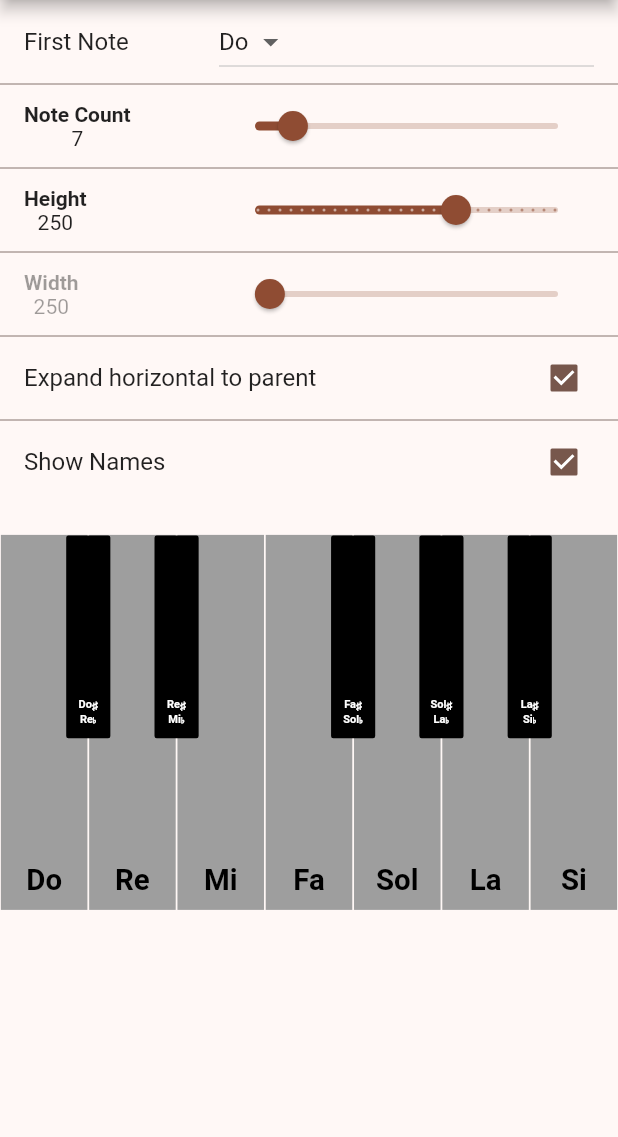
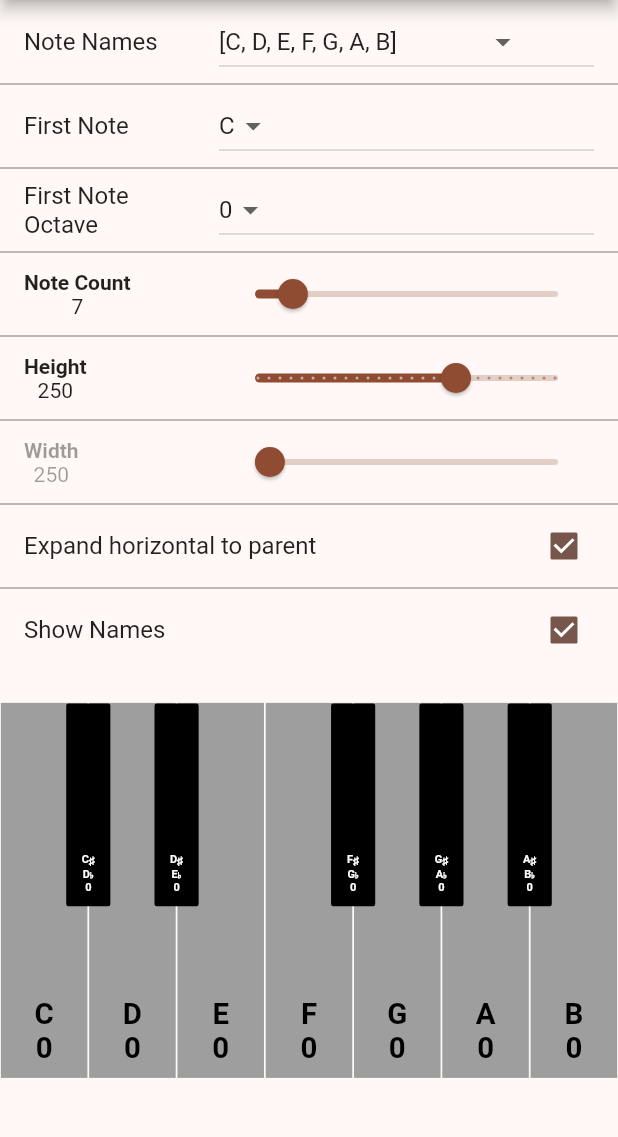
Before and after one commit to melihhakanpektas/flutter_piano_pro, a Flutter app: the screen it shows after launch, on a phone screen of 412 x 824 dp, the part 84-1221 px from its top. Run offline on Flutter 3.47's test engine with Material 2 defaults, Android fonts, the phone set to English and light mode, and no system bars.

Commit message:
half of note button functions

```diff
--- a/example/lib/main.dart
+++ b/example/lib/main.dart
@@ -1,5 +1,7 @@
 import 'package:flutter/material.dart';
 import 'package:flutter_piano_pro/flutter_piano_pro.dart';
+import 'package:flutter_piano_pro/note_model.dart';
+import 'package:flutter_piano_pro/note_names.dart';
 
 void main() {
   runApp(const MainApp());
@@ -17,12 +19,19 @@ class _MainAppState extends State<MainApp> {
   double width = 250;
   double height = 250;
   bool expand = true;
-  NoteNames firstNote = NoteNames.noteDo;
+  int firstNote = 0;
+  int firstNoteOctave = 0;
+  NoteType noteType = NoteType.english;
+  bool showNames = true;
 
-  bool showNames = true;
+  onPressed(NoteModel note) {
+    print(note.toString());
+    print(note.midiNoteNumber);
+  }
 
   @override
   Widget build(BuildContext context) {
+    List<String> noteNames = NoteNames.generate(noteType);
     return MaterialApp(
       debugShowCheckedModeBanner: false,
       theme: ThemeData(colorSchemeSeed: Colors.brown),
@@ -31,19 +40,52 @@ class _MainAppState extends State<MainApp> {
         body: ListView(
           children: [
             ListTile(
+              title: const Text('Note Names'),
+              trailing: SizedBox(
+                width: 250,
+                child: DropdownButton(
+                    value: noteType,
+                    items: List.generate(NoteType.values.length, (index) {
+                      return DropdownMenuItem(
+                          value: NoteType.values[index],
+                          child: Text(NoteNames.generate(NoteType.values[index])
+                              .toString()));
+                    }),
+                    onChanged: (value) => setState(() => noteType = value!)),
+              ),
+            ),
+            const Divider(
+              height: 0,
+            ),
+            ListTile(
               title: const Text('First Note'),
               trailing: SizedBox(
                 width: 250,
                 child: DropdownButton(
                     value: firstNote,
-                    items: List.generate(NoteNames.values.length, (index) {
+                    items: List.generate(noteNames.length, (index) {
                       return DropdownMenuItem(
-                          value: NoteNames.values[index],
-                          child: Text(NoteNames.values[index]
-                              .toString()
-                              .split('.note')[1]));
+                          value: index,
+                          child: Text(noteNames[index].toString()));
                     }),
                     onChanged: (value) => setState(() => firstNote = value!)),
+              ),
+            ),
+            const Divider(
+              height: 0,
+            ),
+            ListTile(
+              title: const Text('First Note Octave'),
+              trailing: SizedBox(
+                width: 250,
+                child: DropdownButton(
+                    value: firstNoteOctave,
+                    items: List.generate(noteNames.length, (index) {
+                      return DropdownMenuItem(
+                          value: index, child: Text(index.toString()));
+                    }),
+                    onChanged: (value) =>
+                        setState(() => firstNoteOctave = value!)),
               ),
             ),
             const Divider(
@@ -140,10 +182,13 @@ class _MainAppState extends State<MainApp> {
               height: 20,
             ),
             PianoPro.pianoWidget(
+                onPressed: onPressed,
+                noteType: noteType,
                 showNames: showNames,
                 expandHorizontal: expand,
                 totalWidth: width,
                 firstNote: firstNote,
+                firstNoteOctave: firstNoteOctave,
                 buttonHeight: height,
                 buttonCount: noteCount.round().toInt()),
           ],
--- a/example/pubspec.yaml
+++ b/example/pubspec.yaml
@@ -1,6 +1,7 @@
 name: example
 description: flutter_piano_pro is a Flutter package that provides a customizable piano widget.
-version: 0.1.3
+version: 0.1.4
+publish: none
 
 environment:
   sdk: ">=2.19.6 <3.0.0"
@@ -8,7 +9,8 @@ environment:
 dependencies:
   flutter:
     sdk: flutter
-  flutter_piano_pro: ^0.1.3
+  flutter_piano_pro:
+    path: ../
 
 dev_dependencies:
   flutter_test:
--- a/lib/flutter_piano_pro.dart
+++ b/lib/flutter_piano_pro.dart
@@ -1,21 +1,23 @@
 library flutter_piano_pro;
 
 import 'package:flutter/material.dart';
-
-enum NoteNames { noteDo, noteRe, noteMi, noteFa, noteSol, noteLa, noteSi }
+import 'package:flutter_piano_pro/note_model.dart';
+import 'package:flutter_piano_pro/note_names.dart';
 
 class PianoPro {
-  static Widget pianoWidget(
-      {required int buttonCount,
+  static Widget pianoWidget({
+    required int buttonCount,
     double? totalWidth,
     bool expandHorizontal = true,
     double buttonHeight = 250,
     bool showNames = true,
-      NoteNames firstNote = NoteNames.noteDo}) {
-    List<String> noteNames = [
-      for (var note in NoteNames.values) note.toString().split('.note')[1]
-    ];
-    List<NoteNames> noBlackOnTheLeft = [NoteNames.noteDo, NoteNames.noteFa];
+    int firstNote = 0,
+    int firstNoteOctave = 3,
+    NoteType noteType = NoteType.romance,
+    Function(NoteModel buttonName)? onPressed,
+  }) {
+    List<String> noteNames = NoteNames.generate(noteType);
+    List<int> noBlackOnTheLeftIndexes = [0, 3];
     return LayoutBuilder(builder: (context, constraits) {
       final maxWidth = expandHorizontal
           ? constraits.maxWidth
@@ -27,6 +29,7 @@ class PianoPro {
         whiteButtonHeight = constraits.maxHeight;
       }
       final blackButtonHeight = whiteButtonHeight / 1.85;
+      var octaveCounter = 0;
       return SingleChildScrollView(
         scrollDirection: Axis.horizontal,
         child: Stack(
@@ -35,25 +38,49 @@ class PianoPro {
               ...List.generate(
                 buttonCount,
                 (i) {
-                  var index = i + NoteNames.values.indexOf(firstNote);
-                  String noteName = noteNames[index % 7];
-                  return Container(
+                  if (i == 0) octaveCounter = 0;
+                  var index = i + firstNote;
+                  if (index % 7 == 0 && i != 0) ++octaveCounter;
+                  var currentNote = NoteModel(
+                      name: noteNames[index % 7],
+                      octave: firstNoteOctave + octaveCounter,
+                      noteIndex: index % 7,
+                      isFlat: false);
+                  return InkWell(
+                    onTap:
+                        onPressed == null ? null : () => onPressed(currentNote),
+                    child: Container(
                       margin: EdgeInsets.all(whiteButtonWidth / 100),
-                    padding:
-                        const EdgeInsets.symmetric(horizontal: 1, vertical: 8),
+                      padding: const EdgeInsets.symmetric(
+                          horizontal: 1, vertical: 8),
                       width: whiteButtonWidth - ((whiteButtonWidth / 100) * 2),
                       height: whiteButtonHeight,
                       color: Colors.grey,
                       child: Align(
                         alignment: Alignment.bottomCenter,
-                      child: Text(
-                        showNames ? noteName : '',
+                        child: Column(
+                          mainAxisSize: MainAxisSize.min,
+                          children: [
+                            Text(
+                              showNames ? currentNote.name : '',
                               softWrap: false,
                               overflow: TextOverflow.visible,
                               style: TextStyle(
                                   color: Colors.black,
                                   fontWeight: FontWeight.bold,
                                   fontSize: whiteButtonWidth / 3),
+                            ),
+                            Text(
+                              showNames ? currentNote.octave.toString() : '',
+                              softWrap: false,
+                              overflow: TextOverflow.visible,
+                              style: TextStyle(
+                                  color: Colors.black,
+                                  fontWeight: FontWeight.bold,
+                                  fontSize: whiteButtonWidth / 3),
+                            ),
+                          ],
+                        ),
                       ),
                     ),
                   );
@@ -65,16 +92,27 @@ class PianoPro {
                 ...List.generate(
                   buttonCount,
                   (i) {
-                    final index = i + NoteNames.values.indexOf(firstNote);
-                    return !noBlackOnTheLeft
-                                .contains(NoteNames.values[(index % 7)]) &&
-                            i != 0
-                        ? Row(
+                    if (i == 0) octaveCounter = 0;
+                    final index = i + firstNote;
+                    if (index % 7 == 0 && i != 0) ++octaveCounter;
+                    if (!noBlackOnTheLeftIndexes.contains((index % 7)) &&
+                        i != 0) {
+                      var currentNote = NoteModel(
+                        name:
+                            "${noteNames[(index % 7) - 1]}♯\n${noteNames[(index % 7)]}♭",
+                        octave: firstNoteOctave + octaveCounter,
+                        noteIndex: index % 7,
+                        isFlat: true,
+                      );
+                      return Row(
                         children: [
-                              Container(
+                          InkWell(
+                            onTap: onPressed == null
+                                ? null
+                                : () => onPressed(currentNote),
+                            child: Container(
                               margin: const EdgeInsets.only(top: 1),
-                                padding:
-                                    const EdgeInsets.symmetric(vertical: 8),
+                              padding: const EdgeInsets.symmetric(vertical: 8),
                               width: blackButtonWidth,
                               height: blackButtonHeight,
                               decoration: BoxDecoration(
@@ -83,9 +121,22 @@ class PianoPro {
                                       blackButtonWidth / 20)),
                               child: Align(
                                 alignment: Alignment.bottomCenter,
-                                  child: Text(
+                                child: Column(
+                                  mainAxisSize: MainAxisSize.min,
+                                  children: [
+                                    Text(
+                                      showNames ? currentNote.name : '',
+                                      textAlign: TextAlign.center,
+                                      softWrap: false,
+                                      overflow: TextOverflow.visible,
+                                      style: TextStyle(
+                                          color: Colors.white,
+                                          fontWeight: FontWeight.bold,
+                                          fontSize: blackButtonWidth / 4),
+                                    ),
+                                    Text(
                                       showNames
-                                        ? "${noteNames[(index % 7) - 1]}♯\n${noteNames[(index % 7)]}♭"
+                                          ? currentNote.octave.toString()
                                           : '',
                                       textAlign: TextAlign.center,
                                       softWrap: false,
@@ -95,24 +146,27 @@ class PianoPro {
                                           fontWeight: FontWeight.bold,
                                           fontSize: blackButtonWidth / 4),
                                     ),
+                                  ],
+                                ),
+                              ),
                             ),
                           ),
                           !(i == buttonCount - 1)
                               ? SizedBox(
-                                      width:
-                                          whiteButtonWidth - (blackButtonWidth),
+                                  width: whiteButtonWidth - (blackButtonWidth),
                                 )
                               : const SizedBox(),
                         ],
-                          )
-                        : i == 0
+                      );
+                    } else {
+                      return i == 0
                           ? SizedBox(
-                                width:
-                                    whiteButtonWidth - (blackButtonWidth / 2),
+                              width: whiteButtonWidth - (blackButtonWidth / 2),
                             )
                           : SizedBox(
                               width: whiteButtonWidth,
                             );
+                    }
                   },
                 )
               ],
--- /dev/null
+++ b/lib/note_model.dart
@@ -0,0 +1,110 @@
+import 'dart:convert';
+
+class NoteModel {
+  final String name;
+  final int octave;
+  final int noteIndex;
+  final bool isFlat;
+  const NoteModel({
+    required this.name,
+    required this.octave,
+    required this.noteIndex,
+    required this.isFlat,
+  });
+
+  int get midiNoteNumber {
+    int baseNoteNumber = octave * 12 + 12;
+    if (isFlat) {
+      switch (noteIndex) {
+        case 1: // Db/C#
+          return baseNoteNumber + 1;
+        case 2: // Eb/D#
+          return baseNoteNumber + 3;
+        case 4: // Gb/F#
+          return baseNoteNumber + 6;
+        case 5: // Ab/G#
+          return baseNoteNumber + 8;
+        case 6: // Bb/A#
+          return baseNoteNumber + 10;
+      }
+    } else {
+      switch (noteIndex) {
+        case 0: // C
+          return baseNoteNumber;
+        case 1: // D
+          return baseNoteNumber + 2;
+        case 2: // E
+          return baseNoteNumber + 4;
+        case 3: // F
+          return baseNoteNumber + 5;
+        case 4: // G
+          return baseNoteNumber + 7;
+        case 5: // A
+          return baseNoteNumber + 9;
+        case 6: // B
+          return baseNoteNumber + 11;
+      }
+    }
+    throw Exception("Invalid noteIndex or flat parameter!");
+  }
+
+  NoteModel copyWith({
+    String? name,
+    int? octave,
+    int? noteIndex,
+    bool? isFlat,
+  }) {
+    return NoteModel(
+      name: name ?? this.name,
+      octave: octave ?? this.octave,
+      noteIndex: noteIndex ?? this.noteIndex,
+      isFlat: isFlat ?? this.isFlat,
+    );
+  }
+
+  Map<String, dynamic> toMap() {
+    return <String, dynamic>{
+      'name': name,
+      'octave': octave,
+      'noteIndex': noteIndex,
+      'isFlat': isFlat,
+    };
+  }
+
+  factory NoteModel.fromMap(Map<String, dynamic> map) {
+    return NoteModel(
+      name: map['name'] as String,
+      octave: map['octave'] as int,
+      noteIndex: map['noteIndex'] as int,
+      isFlat: map['isFlat'] as bool,
+    );
+  }
+
+  String toJson() => json.encode(toMap());
+
+  factory NoteModel.fromJson(String source) =>
+      NoteModel.fromMap(json.decode(source) as Map<String, dynamic>);
+
+  @override
+  String toString() {
+    return 'NoteModel(name: $name, octave: $octave, noteIndex: $noteIndex, isFlat: $isFlat)';
+  }
+
+  @override
+  bool operator ==(covariant NoteModel other) {
+    if (identical(this, other)) return true;
+
+    return other.name == name &&
+        other.octave == octave &&
+        other.noteIndex == noteIndex &&
+        other.isFlat == isFlat;
+  }
+
+  @override
+  int get hashCode {
+    return name.hashCode ^
+        octave.hashCode ^
+        noteIndex.hashCode ^
+        isFlat.hashCode;
+  }
+}
--- /dev/null
+++ b/lib/note_names.dart
@@ -0,0 +1,23 @@
+enum NoteType {
+  english,
+  german,
+  romance,
+  romance2,
+}
+
+class NoteNames {
+  static List<String> generate(NoteType noteType) {
+    switch (noteType) {
+      case NoteType.english:
+        return ['C', 'D', 'E', 'F', 'G', 'A', 'B'];
+      case NoteType.german:
+        return ['C', 'D', 'E', 'F', 'G', 'A', 'H'];
+      case NoteType.romance:
+        return ['Do', 'Re', 'Mi', 'Fa', 'Sol', 'La', 'Si'];
+      case NoteType.romance2:
+        return ['Do', 'Re', 'Mi', 'Fa', 'Sol', 'La', 'Ti'];
+      default:
+        return ['Do', 'Re' ',Mi', 'Fa', 'Sol', 'La', 'Si'];
+    }
+  }
+}
```
Also changed, not shown: pubspec.yaml (+4 -3 lines), example/pubspec.lock, 2 other files. Lines whose indentation alone changed are shown as unchanged.
